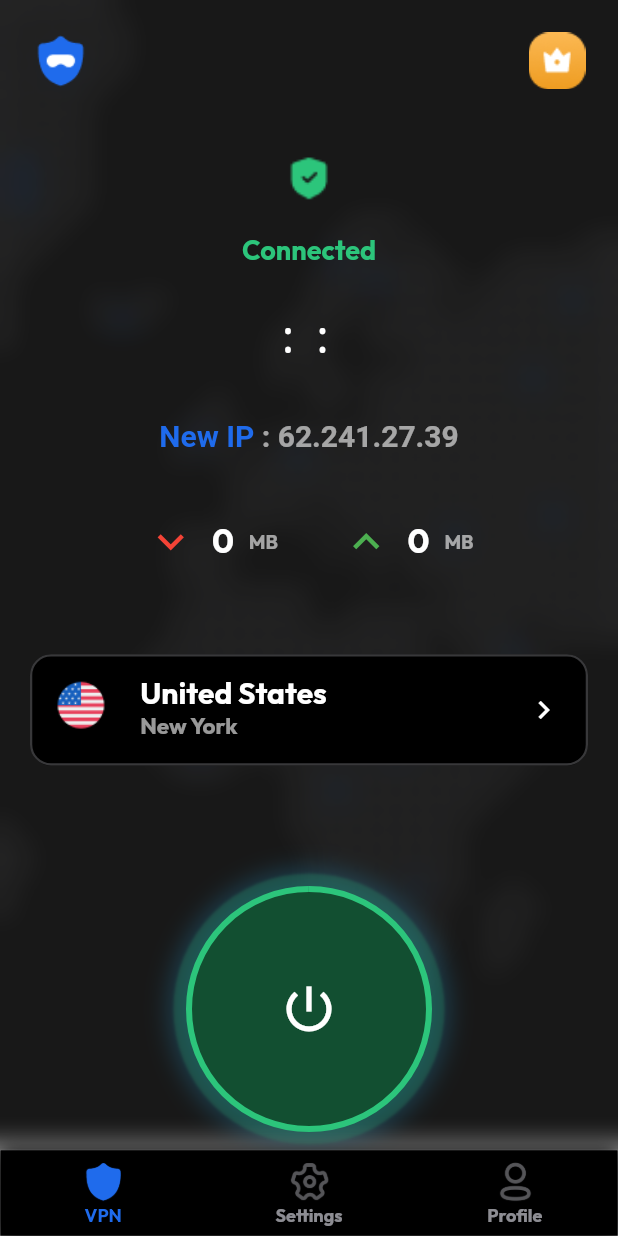
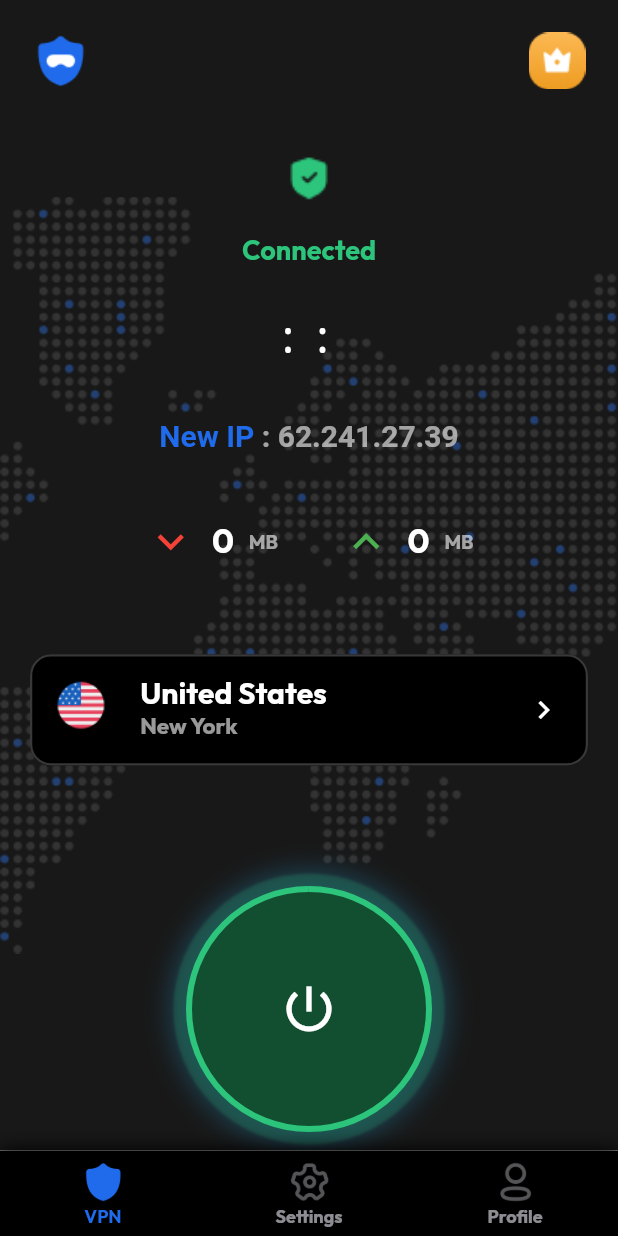
Before and after one commit to axelabbas/fullvpn, a Flutter app: the screen it shows after launch, after a tap on the "power settings new" icon, on a phone screen of 412 x 824 dp. Run offline on Flutter 3.47's test engine with Material 2 defaults, Android fonts, the light colour scheme and no system bars; missing offline and left inert: custom_timer; Roboto replaces fonts that are missing (Monospace).

Commit message:
added safe area and padding

```diff
--- a/lib/Views/Screens/home/homeScreen.dart
+++ b/lib/Views/Screens/home/homeScreen.dart
@@ -50,17 +50,14 @@ class _homeScreenState extends State<homeScreen>
                 "assets/images/Map.png",
               ),
               alignment: Alignment.center,
-              fit: BoxFit.cover)),
-      child: ClipRRect(
-        // make sure we apply clip it properly
-        child: BackdropFilter(
-          filter: ImageFilter.blur(sigmaX: 10, sigmaY: 10),
+              fit: BoxFit.fitWidth)),
       child: Container(
         height: double.infinity,
         alignment: Alignment.center,
         color: Colors.grey.withOpacity(0.15),
         child: SizedBox(
           height: double.infinity,
+          child: SafeArea(
             child: SingleChildScrollView(
               child: SizedBox(
                 child: Padding(
@@ -166,8 +163,7 @@ class _homeScreenState extends State<homeScreen>
                                         text: " : 62.241.27.39",
                                         style: TextStyle(
                                           fontWeight: FontWeight.bold,
-                                            color:
-                                                Colors.white.withOpacity(0.6),
+                                          color: Colors.white.withOpacity(0.6),
                                         )),
                                   ]),
                             )
@@ -214,16 +210,14 @@ class _homeScreenState extends State<homeScreen>
                               Navigator.push(
                                   context,
                                   MaterialPageRoute(
-                                        builder: (context) =>
-                                            locationsScreen()));
+                                      builder: (context) => locationsScreen()));
                             },
                             child: Container(
                                 height: screenHeight * .09,
                                 decoration: BoxDecoration(
                                     borderRadius: BorderRadius.circular(14),
                                     border: Border.all(
-                                          color: Color(0xFF38383A),
-                                          width: 1.5)),
+                                        color: Color(0xFF38383A), width: 1.5)),
                                 child: Center(
                                   child: ListTile(
                                     leading: Image(
@@ -244,8 +238,7 @@ class _homeScreenState extends State<homeScreen>
                                     subtitle: Text(
                                       location.city,
                                       style: TextStyle(
-                                            color:
-                                                Colors.white.withOpacity(0.6),
+                                          color: Colors.white.withOpacity(0.6),
                                           fontWeight: FontWeight.bold,
                                           fontSize: 15),
                                     ),
@@ -278,7 +271,6 @@ class _homeScreenState extends State<homeScreen>
           ),
         ),
       ),
-      ),
     );
   }
 }
--- a/lib/Views/Screens/profile/loginScreen.dart
+++ b/lib/Views/Screens/profile/loginScreen.dart
@@ -1,7 +1,6 @@
 import 'package:flutter/material.dart';
 import 'package:fullvpn/Controllers/profileProvider.dart';
 import 'package:fullvpn/Models/colorsModel.dart';
-import 'package:fullvpn/Views/Screens/profile/profileScreen.dart';
 import 'package:provider/provider.dart';
 
 class loginScreen extends StatefulWidget {
--- a/lib/Views/Screens/profile/profileScreen.dart
+++ b/lib/Views/Screens/profile/profileScreen.dart
@@ -18,13 +18,14 @@ class _profileScreenState extends State<profileScreen> {
     bool isLoggedIn = context.watch<profileProvider>().isLogged;
     return Container(
       color: Colors.black,
+      child: SafeArea(
         child: SingleChildScrollView(
           child: Padding(
             padding: EdgeInsets.symmetric(horizontal: 20),
             child: Column(
               children: [
                 Text(
-                "Settings",
+                  "Profile",
                   style: TextStyle(
                       color: Colors.white,
                       fontSize: 22,
@@ -247,6 +248,7 @@ class _profileScreenState extends State<profileScreen> {
             ),
           ),
         ),
+      ),
     );
   }
 }
--- a/lib/Views/Screens/settings/settingsScreen.dart
+++ b/lib/Views/Screens/settings/settingsScreen.dart
@@ -19,15 +19,20 @@ class _settingsScreenState extends State<settingsScreen> {
     bool autoStart = context.watch<settingsProvider>().autoStart;
     return Container(
       color: Colors.black,
+      child: SafeArea(
+        child: Padding(
+          padding: const EdgeInsets.symmetric(horizontal: 15.0),
           child: Column(
             children: [
               Text(
                 "Settings",
                 style: TextStyle(
-                color: Colors.white, fontSize: 22, fontWeight: FontWeight.bold),
+                    color: Colors.white,
+                    fontSize: 22,
+                    fontWeight: FontWeight.bold),
               ),
               Padding(
-            padding: const EdgeInsets.all(20.0),
+                padding: const EdgeInsets.symmetric(vertical: 20.0),
                 child: Align(
                   alignment: Alignment.centerLeft,
                   child: Text(
@@ -95,6 +100,8 @@ class _settingsScreenState extends State<settingsScreen> {
               ),
             ],
           ),
+        ),
+      ),
     );
   }
 }
--- a/lib/Views/bnb.dart
+++ b/lib/Views/bnb.dart
@@ -25,7 +25,8 @@ class _bottomNavState extends State<bottomNav> {
     return Scaffold(
       bottomNavigationBar: Container(
         decoration: BoxDecoration(
-          border: Border.all(color: myColors.secondaryColor, width: 0.2),
+          border: Border(
+              top: BorderSide(color: myColors.secondaryColor, width: 0.2)),
           boxShadow: const <BoxShadow>[
             BoxShadow(
               color: Colors.black,
```
Lines whose indentation alone changed are shown as unchanged.
